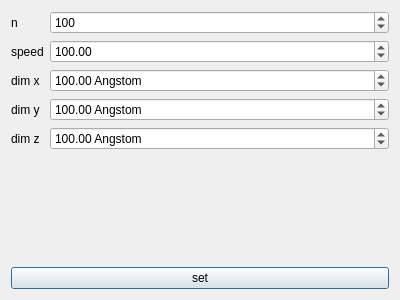
The window that widgettool.ui (antigol/gaz) describes before a commit, drawn with Qt 5.
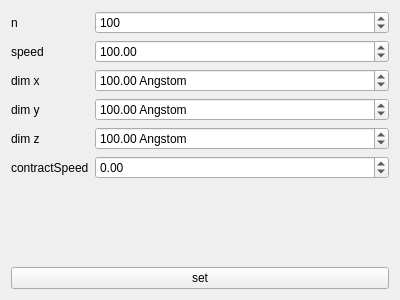
The same window after the commit.

```diff
--- a/widgettool.ui
+++ b/widgettool.ui
@@ -110,6 +110,23 @@
        </property>
       </widget>
      </item>
+     <item row="5" column="0">
+      <widget class="QLabel" name="contractSpeedLabel">
+       <property name="text">
+        <string>contractSpeed</string>
+       </property>
+      </widget>
+     </item>
+     <item row="5" column="1">
+      <widget class="QDoubleSpinBox" name="contractSpeedDoubleSpinBox">
+       <property name="minimum">
+        <double>-100000.000000000000000</double>
+       </property>
+       <property name="maximum">
+        <double>100000.000000000000000</double>
+       </property>
+      </widget>
+     </item>
     </layout>
    </item>
    <item>
@@ -117,12 +134,6 @@
      <property name="text">
       <string>set</string>
      </property>
-     <property name="autoDefault">
-      <bool>true</bool>
-     </property>
-     <property name="default">
-      <bool>true</bool>
-     </property>
     </widget>
    </item>
   </layout>
```
